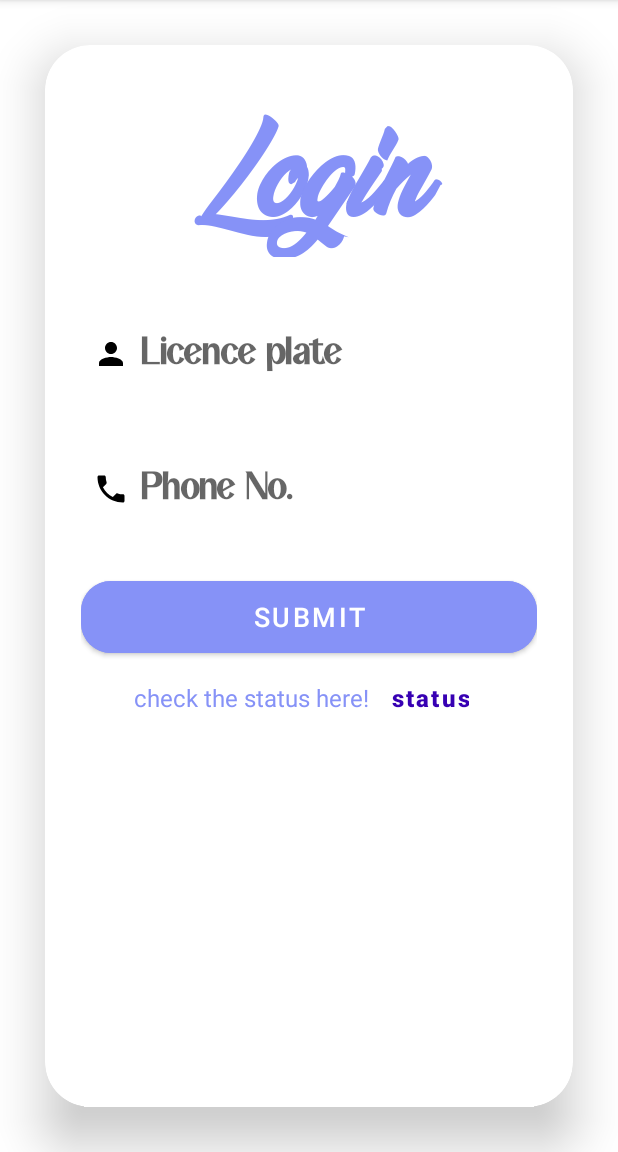
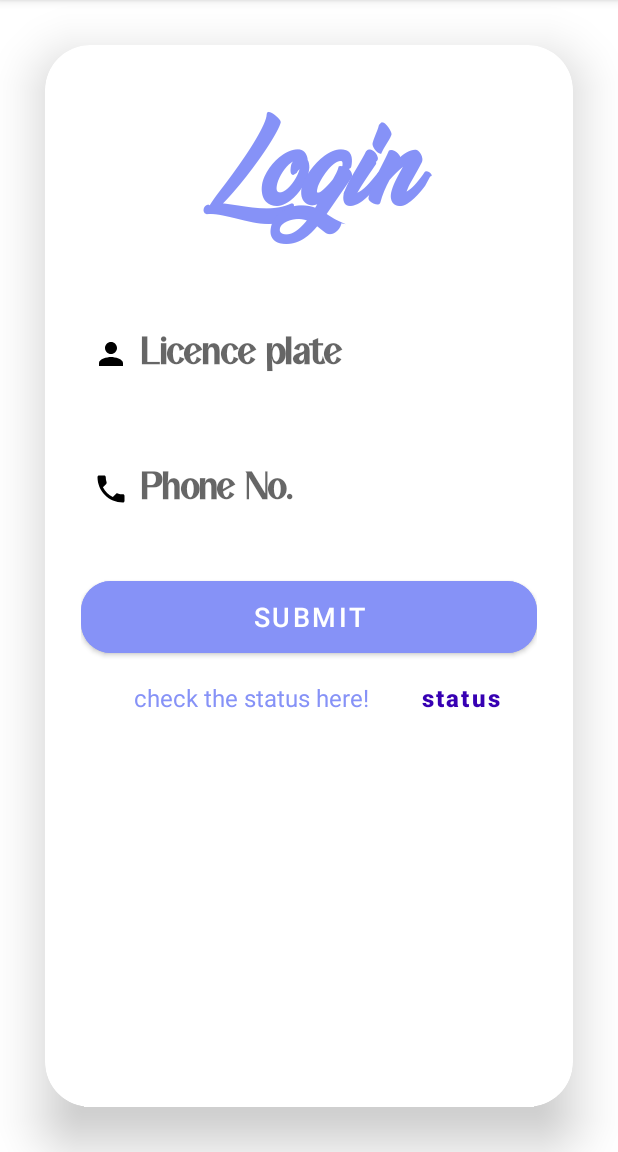
Before and after one commit to cameramonit/SmartParkingApp2, an Android app: the screen it shows after launch (MainActivity), on a phone screen of 412 x 824 dp, the part 84-1236 px from its top. Run offline under Robolectric (Android 15) with nearby library versions, the phone set to English and light mode, and no system bars; our stand-ins replace Firebase (no records; nobody signed in at launch, a user with empty details on screens opened directly).

Commit message:
before madhur touches it

```diff
--- /dev/null
+++ b/app/src/main/res/drawable/baseline_logout_24.xml
@@ -0,0 +1,5 @@
+<vector android:autoMirrored="true" android:height="24dp"
+    android:tint="#000000" android:viewportHeight="24"
+    android:viewportWidth="24" android:width="24dp" xmlns:android="http://schemas.android.com/apk/res/android">
+    <path android:fillColor="@android:color/white" android:pathData="M17,7l-1.41,1.41L18.17,11H8v2h10.17l-2.58,2.58L17,17l5,-5zM4,5h8V3H4c-1.1,0 -2,0.9 -2,2v14c0,1.1 0.9,2 2,2h8v-2H4V5z"/>
+</vector>
--- a/app/src/main/res/layout/activity_main.xml
+++ b/app/src/main/res/layout/activity_main.xml
@@ -31,7 +31,7 @@
                 android:text="Login"
                 android:textAlignment="center"
                 android:textColor="@color/purple"
-                android:textSize="65sp"
+                android:textSize="60sp"
                 android:textStyle="bold" />
 
             <EditText
@@ -42,6 +42,7 @@
                 android:background="@drawable/custom_edittext"
                 android:drawableLeft="@drawable/baseline_person_24"
                 android:drawablePadding="8dp"
+                android:textAllCaps="true"
                 android:fontFamily="@font/block"
                 android:hint="Licence plate"
                 android:imeOptions="actionDone"
@@ -85,21 +86,25 @@
 
                 <TextView
                     android:id="@+id/statuscheck"
-                    android:layout_width="179dp"
+                    android:layout_width="194dp"
                     android:layout_height="wrap_content"
-                    android:layout_weight="1"
+                    android:layout_marginLeft="0dp"
+                    android:layout_marginRight="0dp"
+                    android:layout_weight="50"
                     android:paddingLeft="35dp"
                     android:text="check the status here!"
                     android:textColor="@color/purple"
                     android:textSize="16sp" />
 
                 <Button
-                    android:id="@+id/button2"
+                    android:id="@+id/logoutb"
                     style="?android:buttonBarButtonStyle"
-                    android:layout_width="wrap_content"
+                    android:layout_width="110dp"
                     android:layout_height="wrap_content"
                     android:layout_weight="0"
-                    android:paddingRight="45dp"
+                    android:layout_marginRight="0dp"
+                    android:layout_marginLeft="0dp"
+                    android:paddingRight="0dp"
                     android:text="status"
                     android:textAllCaps="false"
                     android:textColor="@color/purple_700"
@@ -108,20 +113,16 @@
 
             </LinearLayout>
 
-            <!--<TextView
-                android:id="@+id/submit_result"
-                android:layout_width="300dp"
-                android:layout_height="50dp"
-                android:layout_marginLeft="0dp"
-                android:layout_marginTop="10dp"
-                android:layout_marginBottom="140dp"
-                android:layout_weight="50"
-                android:paddingLeft="20dp"
-                android:text="yyy"
-                android:textColor="@color/purple_500"
-                android:textSize="16sp"
-                android:textStyle="bold" />-->
-
+            <TextView
+                android:id="@+id/textView"
+                android:layout_width="120dp"
+                android:layout_height="wrap_content"
+                android:layout_marginTop="20dp"
+                android:layout_marginStart="100dp"
+                android:textStyle="italic"
+                android:textSize="17sp"
+                android:textColor="@color/purple_700"
+                android:text="" />
 
         </LinearLayout>
 
--- a/app/src/main/res/layout/activity_main2.xml
+++ b/app/src/main/res/layout/activity_main2.xml
@@ -94,7 +94,7 @@
                 android:textColorHighlight="@color/cardview_dark_background"/>
 
             <Button
-                android:id="@+id/button2"
+                android:id="@+id/logoutb"
                 style="?android:buttonBarButtonStyle"
                 android:layout_width="260dp"
                 android:layout_height="52dp"
```
Also changed, not shown: app/src/main/java/com/example/smartparkingsystem/MainActivity.java (+14 -2 lines), app/src/main/java/com/example/smartparkingsystem/MainActivity2.java (+18 -8 lines), app/src/main/java/com/example/smartparkingsystem/MainActivity3.java (+14 -6 lines), app/src/main/res/layout/activity_main3.xml (+33 -17 lines).
